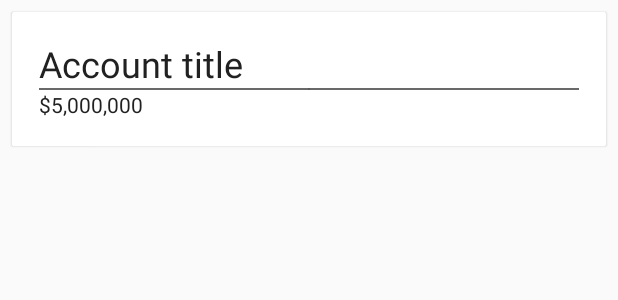
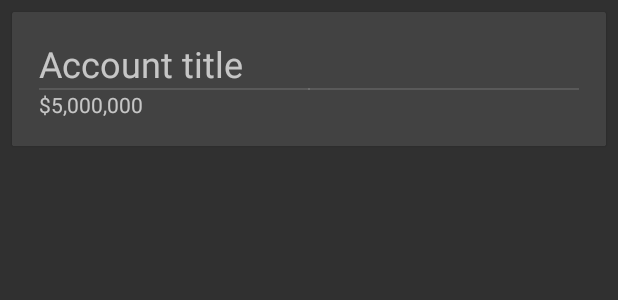
Before and after one commit to valcus/MoneybagsBudgeting, an Android app: the layout account_card.xml on its own in the app's theme, with its tools: preview values and no code run, on a phone screen of 412 x 824 dp. Shown: the top 300 px of the screen. Run offline under Robolectric (Android 15) with nearby library versions, the phone set to English and light mode, and no system bars.

Commit message:
change to material dark theme and add icons

```diff
--- a/app/src/main/res/drawable/baseline_attach_money_24.xml
+++ b/app/src/main/res/drawable/ic_attach_money_24.xml
@@ -5,6 +5,6 @@
         android:viewportHeight="24.0"
         android:tint="?attr/colorControlNormal">
     <path
-        android:fillColor="@android:color/white"
+        android:fillColor="@color/iconColor"
         android:pathData="M11.8,10.9c-2.27,-0.59 -3,-1.2 -3,-2.15 0,-1.09 1.01,-1.85 2.7,-1.85 1.78,0 2.44,0.85 2.5,2.1h2.21c-0.07,-1.72 -1.12,-3.3 -3.21,-3.81V3h-3v2.16c-1.94,0.42 -3.5,1.68 -3.5,3.61 0,2.31 1.91,3.46 4.7,4.13 2.5,0.6 3,1.48 3,2.41 0,0.69 -0.49,1.79 -2.7,1.79 -2.06,0 -2.87,-0.92 -2.98,-2.1h-2.2c0.12,2.19 1.76,3.42 3.68,3.83V21h3v-2.15c1.95,-0.37 3.5,-1.5 3.5,-3.55 0,-2.84 -2.43,-3.81 -4.7,-4.4z"/>
 </vector>
--- a/app/src/main/res/values/colors.xml
+++ b/app/src/main/res/values/colors.xml
@@ -3,6 +3,9 @@
     <color name="colorPrimary">#fbc02d</color>
     <color name="colorPrimaryDark">#f57f17</color>
     <color name="colorAccent">#556fa3</color>
-    <color name="textPrimary">#212121</color>
-    <color name="dividerColor">#96000000</color>
+    <color name="dividerColor">#1FFFFFFF</color>
+    <color name="backgroundColor">#212121</color>
+    <color name="cardColor">#303030</color>
+    <color name="textColor">#FFFFFF</color>
+    <color name="iconColor">#FFFFFF</color>
 </resources>
--- a/app/src/main/res/values/strings.xml
+++ b/app/src/main/res/values/strings.xml
@@ -3,4 +3,5 @@
     <string name="action_settings">Settings</string>
     <string name="add_account">Add Account</string>
     <string name="title">Title</string>
+    <string name="add_transaction">New Transaction</string>
 </resources>
--- a/app/src/main/res/values/styles.xml
+++ b/app/src/main/res/values/styles.xml
@@ -1,18 +1,8 @@
 <resources>
 
     <!-- Base application theme. -->
-    <style name="AppTheme" parent="Theme.AppCompat.Light.DarkActionBar">
-        <!-- Customize your theme here. -->
-        <item name="colorPrimary">@color/colorPrimary</item>
-        <item name="colorPrimaryDark">@color/colorPrimaryDark</item>
-        <item name="colorAccent">@color/colorAccent</item>
+    <style name="AppTheme" parent="Theme.AppCompat.NoActionBar">
 
-        <item name="android:textColor">@color/textPrimary</item>
-    </style>
-
-    <style name="AppTheme.NoActionBar">
-        <item name="windowActionBar">false</item>
-        <item name="windowNoTitle">true</item>
     </style>
 
     <style name="AppTheme.AppBarOverlay" parent="ThemeOverlay.AppCompat.Dark.ActionBar" />
```
Also changed, not shown: app/src/main/res/drawable/ic_add_24px.xml (added, +9 -0 lines), app/src/main/res/drawable/ic_done_24px.xml (added, +9 -0 lines), app/src/main/res/drawable/ic_edit_24px.xml (added, +9 -0 lines), app/src/main/res/drawable/ic_remove_24px.xml (added, +9 -0 lines), app/src/main/res/drawable/ic_settings_20px.xml (added, +9 -0 lines), app/src/main/res/drawable/ic_swap_horiz_24px.xml (added, +9 -0 lines).
